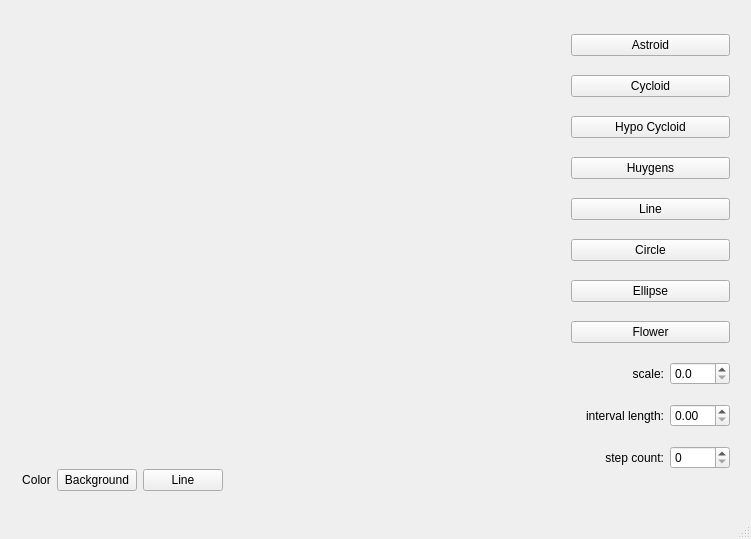
This is mainwindow.ui in andregri/QtCurvesCPP as Qt 5 draws it before an edit. The edited form follows.
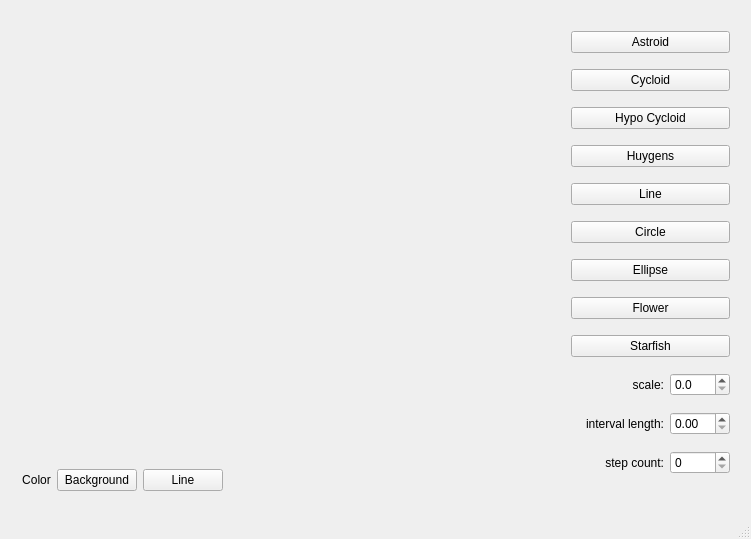
This is the edited form. Custom widgets are drawn as their Qt base class.

Commit message: add starfish curve

The edit to the form file:
```diff
--- a/mainwindow.ui
+++ b/mainwindow.ui
@@ -80,6 +80,13 @@
        </property>
       </widget>
      </item>
+     <item>
+      <widget class="QPushButton" name="btnStarfish">
+       <property name="text">
+        <string>Starfish</string>
+       </property>
+      </widget>
+     </item>
      <item>
       <layout class="QHBoxLayout" name="horizontalLayout">
        <item>
```
The commit also changes 4 other files.
